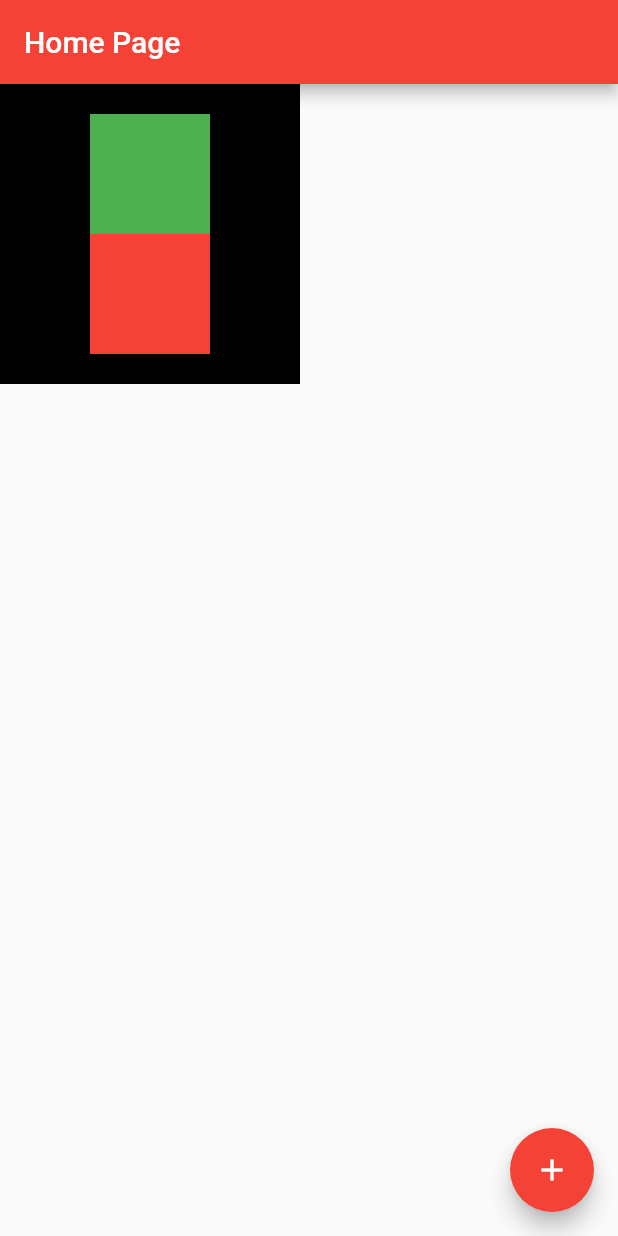
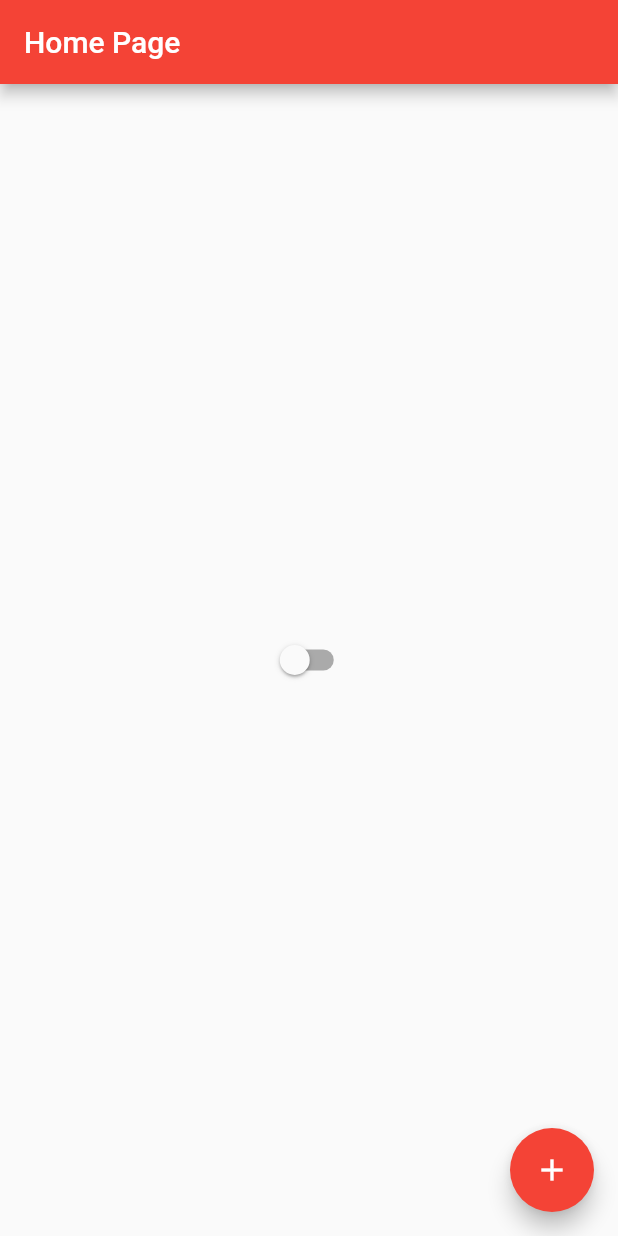
Before and after one commit to lgustavosoftwareengineer/flutter-studys, a Flutter app: the screen it shows after launch, on a phone screen of 412 x 824 dp. Run offline on Flutter 3.47's test engine with Material 2 defaults, Android fonts, the phone set to English and light mode, and no system bars.

Commit message:
#12 - Gerenciar outro estado

```diff
--- /dev/null
+++ b/lib/src/app_controller.dart
@@ -0,0 +1,17 @@
+import 'package:flutter/foundation.dart';
+
+class AppController extends ChangeNotifier {
+  bool isDarkTheme = false;
+
+  /// Utilizando o Design pattern singleton para assim poder
+  /// utilizar a mesma instancia da classe em diferentes arquivos.
+  /// Pois para que eu tenha uma constância das informações que eu
+  /// estou trabalhando em diferentes widgets eu devo utizar a mesma
+  /// instancia desse controller.
+  static AppController instance = AppController();
+
+  changeTheme() {
+    isDarkTheme = !isDarkTheme;
+    notifyListeners();
+  }
+}
--- a/lib/src/app_widget.dart
+++ b/lib/src/app_widget.dart
@@ -1,4 +1,5 @@
 import 'package:flutter/material.dart';
+import 'package:hello_world/src/app_controller.dart';
 
 import 'home_page.dart';
 
@@ -9,10 +10,17 @@ class AppWidget extends StatelessWidget {
 
   @override
   Widget build(BuildContext context) {
-    return MaterialApp(
+    /// O AnimatedBuilder tem a função de reconstruir o elemento filho dele
+    /// cada vez que houver alguma alteração do listener (Que é o próprio AnimatedBuilder) listener.
+    return AnimatedBuilder(
+    animation: AppController.instance,
+    builder: (context, child) {
+      return MaterialApp(
         theme: ThemeData(
           primarySwatch: Colors.red,
+          brightness: AppController.instance.isDarkTheme ? Brightness.dark : Brightness.light ,
         ),
         home: HomePage());
+    });
   }
 }
--- a/lib/src/home_page.dart
+++ b/lib/src/home_page.dart
@@ -1,4 +1,5 @@
 import 'package:flutter/material.dart';
+import 'package:hello_world/src/app_controller.dart';
 
 class HomePage extends StatefulWidget {
   @override
@@ -16,34 +17,12 @@ class HomePageState extends State<HomePage> {
       appBar: AppBar(
         title: Text('Home Page'),
       ),
-      body: Container(
-        height: 200,
-        width: 200,
-        color: Colors.black,
-        child: Padding(
-          padding: const EdgeInsets.all(8.0),
-          child: Column(
-            mainAxisAlignment: MainAxisAlignment.center,
-            children: [
-              Align(
-                alignment: Alignment.center,
-                child: Container(
-                height: 80,
-                width: 80,
-                color: Colors.green,
-                ),
-              ),
-              Align(
-                alignment: Alignment.center,
-                child: Container(
-                height: 80,
-                width: 80,
-                color: Colors.red,
-                ),
-              )
-            ],
-          ),
-        ),
+      body: Center(
+        child: Switch(
+            value: AppController.instance.isDarkTheme,
+            onChanged: (value) {
+              AppController.instance.changeTheme();
+            }),
       ),
       floatingActionButton: FloatingActionButton(
         child: Icon(Icons.add),
```
